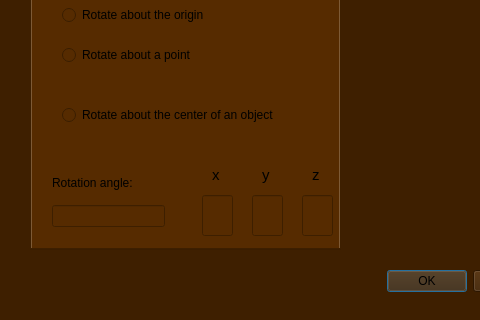
Qt form src/view/transform_view/gui_transform.ui (victoriavllso/sistema-grafico-interativo) before a commit; both pictures show x 0 to 480 and y 101 to 421 of the 583 by 421 pixel window.
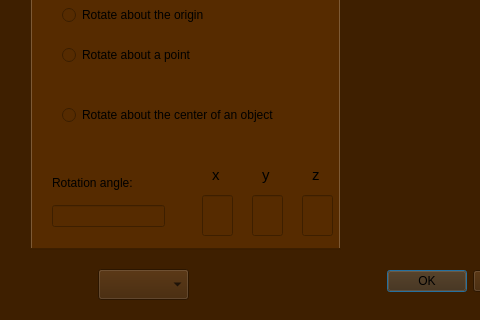
The same form after that commit. The open tabs and pages were chosen to show the change.

Patch:
```diff
--- a/src/view/transform_view/gui_transform.ui
+++ b/src/view/transform_view/gui_transform.ui
@@ -462,6 +462,16 @@
     <set>QDialogButtonBox::Cancel|QDialogButtonBox::Ok</set>
    </property>
   </widget>
+  <widget class="QComboBox" name="axis_comboBox">
+   <property name="geometry">
+    <rect>
+     <x>98</x>
+     <y>370</y>
+     <width>91</width>
+     <height>31</height>
+    </rect>
+   </property>
+  </widget>
  </widget>
  <resources/>
  <connections/>
```
Left out of the diff: 2 changed lines with no effect on the pictures.
